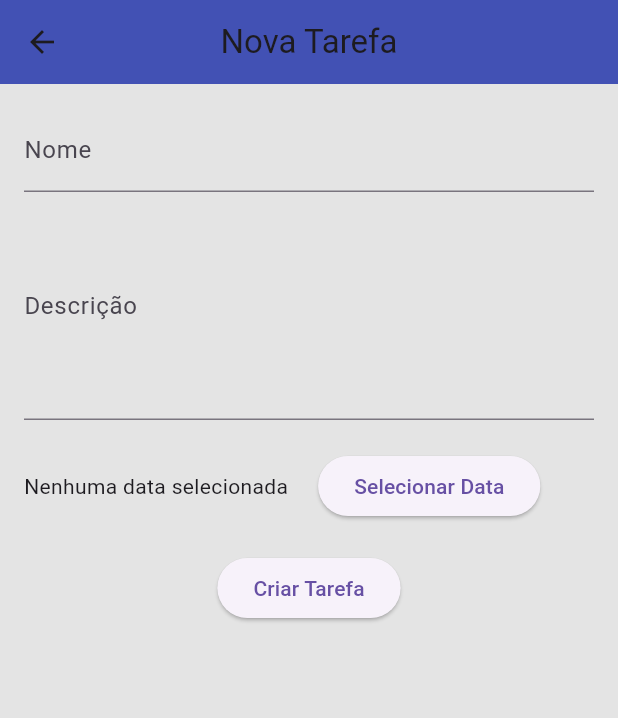
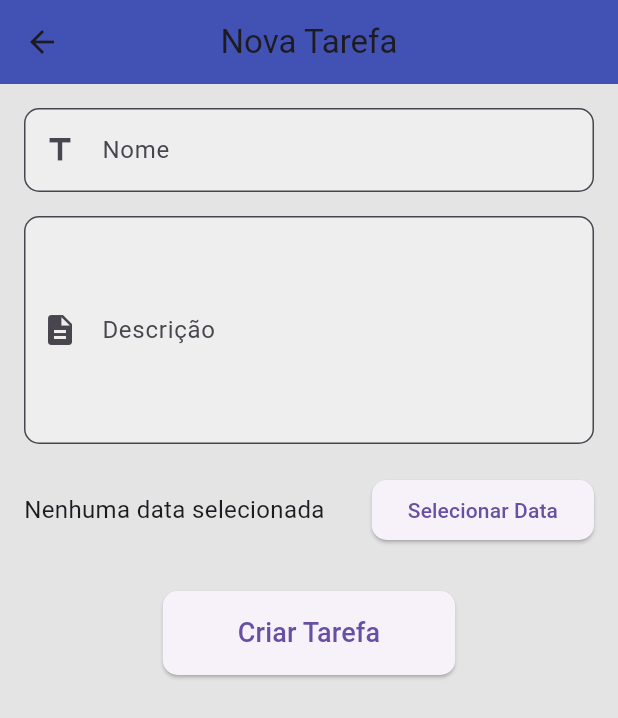
Before and after one commit to lucasmoraesb/projeto-dispositivos-moveis, a Flutter app: the screen it shows after launch, after a tap on "Criar Tarefa", on a phone screen of 412 x 824 dp. Shown: the top 718 px of the screen. Run offline on Flutter 3.47's test engine with Material 3 defaults, Android fonts, the phone set to English and light mode, and no system bars; our stand-ins replace table_calendar.

Commit message:
Melhorias nos campos e no design do aplicativo - preparando entrega 2

```diff
--- a/lib/pages/calendario_page.dart
+++ b/lib/pages/calendario_page.dart
@@ -73,7 +73,7 @@ class _CalendarioPageState extends State<CalendarioPage> {
                     Center(
                       child: Text(
                         '${day.day}',
-                        style: TextStyle(color: Colors.black),
+                        style: const TextStyle(color: Colors.black),
                       ),
                     ),
                     if (tarefasCount > 0)
@@ -125,7 +125,8 @@ class _CalendarioPageState extends State<CalendarioPage> {
                           color: Colors.red[100],
                           elevation: 3,
                           child: ListTile(
-                            leading: Icon(Icons.history, color: Colors.red),
+                            leading:
+                                const Icon(Icons.history, color: Colors.red),
                             title: Text(
                               tarefa.nome,
                               style: TextStyle(
@@ -152,7 +153,8 @@ class _CalendarioPageState extends State<CalendarioPage> {
                           color: Colors.green[100],
                           elevation: 3,
                           child: ListTile(
-                            leading: Icon(Icons.pending, color: Colors.green),
+                            leading:
+                                const Icon(Icons.pending, color: Colors.green),
                             title: Text(
                               tarefa.nome,
                               style: TextStyle(
--- a/lib/pages/nova_tarefa_page.dart
+++ b/lib/pages/nova_tarefa_page.dart
@@ -34,15 +34,25 @@ class _NovaTarefaPageState extends State<NovaTarefaPage> {
       appBar: AppBar(
         title: const Text('Nova Tarefa'),
       ),
-      body: Padding(
+      body: SingleChildScrollView(
+        child: Padding(
           padding: const EdgeInsets.all(16.0),
           child: Form(
             key: _formKey,
             child: Column(
+              crossAxisAlignment: CrossAxisAlignment.start,
               children: [
                 TextFormField(
                   controller: _nomeController,
-                decoration: const InputDecoration(labelText: 'Nome'),
+                  decoration: InputDecoration(
+                    labelText: 'Nome',
+                    border: OutlineInputBorder(
+                      borderRadius: BorderRadius.circular(10.0),
+                    ),
+                    filled: true,
+                    fillColor: Colors.grey[200],
+                    prefixIcon: const Icon(Icons.title),
+                  ),
                   validator: (value) {
                     if (value == null || value.isEmpty) {
                       return 'Por favor, insira o nome';
@@ -50,9 +60,18 @@ class _NovaTarefaPageState extends State<NovaTarefaPage> {
                     return null;
                   },
                 ),
+                const SizedBox(height: 16),
                 TextFormField(
                   controller: _descricaoController,
-                decoration: const InputDecoration(labelText: 'Descrição'),
+                  decoration: InputDecoration(
+                    labelText: 'Descrição',
+                    border: OutlineInputBorder(
+                      borderRadius: BorderRadius.circular(10.0),
+                    ),
+                    filled: true,
+                    fillColor: Colors.grey[200],
+                    prefixIcon: const Icon(Icons.description),
+                  ),
                   maxLines: 5,
                   validator: (value) {
                     if (value == null || value.isEmpty) {
@@ -64,20 +83,29 @@ class _NovaTarefaPageState extends State<NovaTarefaPage> {
                 const SizedBox(height: 20),
                 Row(
                   children: [
-                  Text(
+                    Expanded(
+                      child: Text(
                         _dataSelecionada == null
                             ? 'Nenhuma data selecionada'
-                        : 'Data: ${_dataSelecionada!.toLocal()}'.split(' ')[0],
+                            : 'Data: ${_dataSelecionada!.toLocal()}'
+                                .split(' ')[0],
+                        style: const TextStyle(fontSize: 16),
                       ),
-                  const SizedBox(width: 20),
+                    ),
                     ElevatedButton(
                       onPressed: () => _selecionarData(context),
+                      style: ElevatedButton.styleFrom(
+                        shape: RoundedRectangleBorder(
+                          borderRadius: BorderRadius.circular(10.0),
+                        ),
+                      ),
                       child: const Text('Selecionar Data'),
                     ),
                   ],
                 ),
-              const SizedBox(height: 20),
-              ElevatedButton(
+                const SizedBox(height: 30),
+                Center(
+                  child: ElevatedButton(
                     onPressed: () {
                       if (_formKey.currentState!.validate() &&
                           _dataSelecionada != null) {
@@ -89,11 +117,29 @@ class _NovaTarefaPageState extends State<NovaTarefaPage> {
 
                         // Retornar a nova tarefa para a página anterior
                         Navigator.pop(context, novaTarefa);
+                      } else if (_dataSelecionada == null) {
+                        ScaffoldMessenger.of(context).showSnackBar(
+                          const SnackBar(
+                            content: Text('Por favor, selecione uma data!'),
+                          ),
+                        );
                       }
                     },
-                child: const Text('Criar Tarefa'),
+                    style: ElevatedButton.styleFrom(
+                      padding: const EdgeInsets.symmetric(
+                          horizontal: 50, vertical: 15),
+                      shape: RoundedRectangleBorder(
+                        borderRadius: BorderRadius.circular(10.0),
+                      ),
+                    ),
+                    child: const Text(
+                      'Criar Tarefa',
+                      style: TextStyle(fontSize: 18),
+                    ),
+                  ),
                 ),
               ],
+            ),
           ),
         ),
       ),
```
Also changed, not shown: lib/pages/edicao_tarefa_page.dart (+37 -5 lines). Lines whose indentation alone changed are shown as unchanged.
